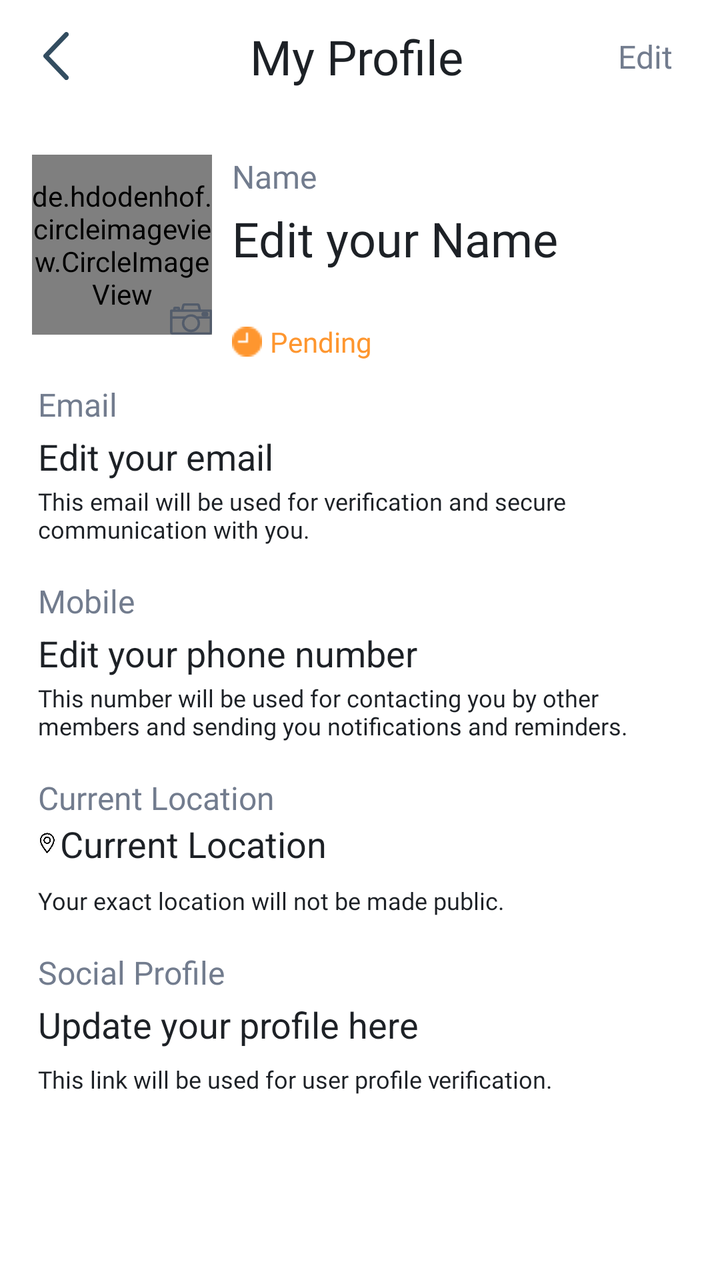
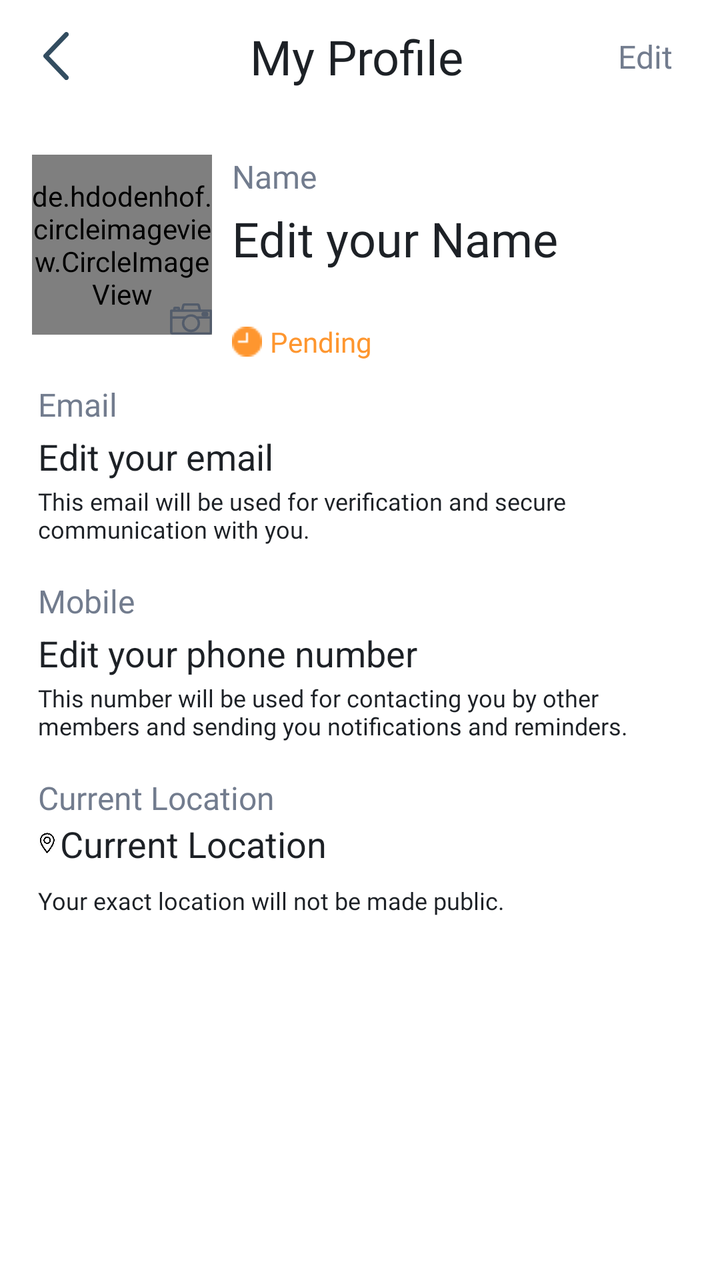

Compare the two renders of this Android layout. The source of the first and the diff that turns it into the second are given below.
<!-- AndroidManifest.xml: application theme Theme.AbraaKaDabraa.App -->
<!-- res/layout/activity_my_profile2.xml -->
<?xml version="1.0" encoding="utf-8"?>
<androidx.constraintlayout.widget.ConstraintLayout xmlns:android="http://schemas.android.com/apk/res/android"
    xmlns:app="http://schemas.android.com/apk/res-auto"
    xmlns:tools="http://schemas.android.com/tools"
    android:layout_width="match_parent"
    android:layout_height="match_parent">

    <androidx.constraintlayout.widget.ConstraintLayout
        android:id="@+id/socialProfilePopUPLayout"
        android:layout_width="match_parent"
        android:layout_height="match_parent"
        android:background="@color/alert_bg_color"
        android:elevation="5dp"
        android:visibility="gone"
        app:layout_constraintBottom_toBottomOf="parent"
        app:layout_constraintEnd_toEndOf="parent"
        app:layout_constraintStart_toStartOf="parent"
        app:layout_constraintTop_toTopOf="parent">

        <androidx.cardview.widget.CardView
            android:id="@+id/successDialog1"
            android:layout_width="350dp"
            android:layout_height="wrap_content"
            android:visibility="visible"
            app:cardBackgroundColor="@color/new_bg_color"
            app:cardCornerRadius="16dp"
            app:layout_constraintBottom_toBottomOf="parent"
            app:layout_constraintEnd_toEndOf="parent"
            app:layout_constraintStart_toStartOf="parent"
            app:layout_constraintTop_toTopOf="parent">

            <androidx.constraintlayout.widget.ConstraintLayout
                android:layout_width="match_parent"
                android:layout_height="match_parent"
                android:background="@drawable/new_bg_theme">

                <ImageView
                    android:id="@+id/imageView11"
                    android:layout_width="25dp"
                    android:layout_height="25dp"
                    android:layout_marginStart="16dp"
                    android:layout_marginTop="16dp"
                    app:layout_constraintStart_toStartOf="parent"
                    app:layout_constraintTop_toTopOf="parent"
                    app:srcCompat="@drawable/ic_back_arrow" />

                <TextView
                    android:id="@+id/textView8111"
                    android:layout_width="0dp"
                    android:layout_height="wrap_content"
                    android:layout_marginStart="16dp"
                    android:layout_marginTop="16dp"
                    android:layout_marginEnd="16dp"
                    android:fontFamily="@font/montserrat_medium"
                    android:gravity="center"
                    android:text="Please enter your profile ID to link \nyour social account to this app"
                    android:textColor="@color/title_color"
                    android:textSize="16sp"
                    app:layout_constraintEnd_toEndOf="parent"
                    app:layout_constraintStart_toStartOf="parent"
                    app:layout_constraintTop_toBottomOf="@+id/imageView11" />

                <EditText
                    android:id="@+id/profileLink"
                    android:layout_width="198.95dp"
                    android:layout_height="41.73dp"
                    android:layout_marginTop="16dp"
                    android:background="@color/white"
                    android:gravity="center"
                    android:maxLines="1"
                    android:hint="Profile link ID"
                    android:padding="2dp"
                    app:layout_constraintEnd_toEndOf="@+id/textView8111"
                    app:layout_constraintStart_toStartOf="@+id/textView8111"
                    app:layout_constraintTop_toBottomOf="@+id/textView8111" />

                <TextView
                    android:id="@+id/okGotItBtn1"
                    android:layout_width="98dp"
                    android:layout_height="36dp"
                    android:layout_marginStart="32dp"
                    android:layout_marginEnd="32dp"
                    android:layout_marginBottom="10dp"
                    android:layout_marginTop="10dp"
                    android:background="@drawable/btn_bg_rounded_rect"
                    android:fontFamily="@font/montserrat_semi_bold"
                    android:gravity="center"
                    android:text="Submit"
                    android:textAllCaps="false"
                    android:textColor="@color/white"
                    android:textSize="16sp"
                    app:layout_constraintBottom_toBottomOf="parent"
                    app:layout_constraintEnd_toEndOf="parent"
                    app:layout_constraintStart_toStartOf="parent"
                    app:layout_constraintTop_toBottomOf="@+id/profileLink"
                    app:layout_constraintVertical_bias="0.38" />
            </androidx.constraintlayout.widget.ConstraintLayout>
        </androidx.cardview.widget.CardView>
    </androidx.constraintlayout.widget.ConstraintLayout>

    <androidx.constraintlayout.widget.ConstraintLayout
        android:id="@+id/successLayout"
        android:layout_width="match_parent"
        android:layout_height="match_parent"
        android:background="@color/alert_bg_color"
        android:visibility="gone"
        android:elevation="5dp">

        <androidx.cardview.widget.CardView
            android:id="@+id/successDialog"
            android:layout_width="284dp"
            android:layout_height="192dp"
            android:visibility="visible"
            app:cardBackgroundColor="@color/new_bg_color"
            app:cardCornerRadius="16dp"
            app:layout_constraintBottom_toBottomOf="parent"
            app:layout_constraintEnd_toEndOf="parent"
            app:layout_constraintStart_toStartOf="parent"
            app:layout_constraintTop_toTopOf="parent">

            <androidx.constraintlayout.widget.ConstraintLayout
                android:layout_width="match_parent"
                android:layout_height="match_parent">

                <TextView
                    android:id="@+id/textView811"
                    android:layout_width="0dp"
                    android:layout_height="wrap_content"
                    android:layout_marginStart="16dp"
                    android:layout_marginTop="24dp"
                    android:layout_marginEnd="16dp"
                    android:gravity="center"
                    android:fontFamily="@font/montserrat_medium"
                    android:textSize="16sp"
                    android:textColor="@color/title_color"
                    android:text="Your profile is successfully submitted for verification. We will take 2 business days to verify. You will receive a notification."
                    app:layout_constraintEnd_toEndOf="parent"
                    app:layout_constraintStart_toStartOf="parent"
                    app:layout_constraintTop_toTopOf="parent" />

                <TextView
                    android:id="@+id/okGotItBtn"
                    android:layout_width="98dp"
                    android:layout_height="36dp"
                    android:layout_marginStart="32dp"
                    android:layout_marginTop="16dp"
                    android:layout_marginEnd="32dp"
                    android:layout_marginBottom="24dp"
                    android:background="@drawable/btn_bg_rounded_rect"
                    android:fontFamily="@font/montserrat_semi_bold"
                    android:gravity="center"
                    android:text="Ok, Got it"
                    android:textAllCaps="false"
                    android:textColor="@color/white"
                    android:textSize="16sp"
                    app:layout_constraintBottom_toBottomOf="parent"
                    app:layout_constraintEnd_toEndOf="parent"
                    app:layout_constraintStart_toStartOf="parent"
                    app:layout_constraintTop_toBottomOf="@+id/textView811" />
            </androidx.constraintlayout.widget.ConstraintLayout>
        </androidx.cardview.widget.CardView>
    </androidx.constraintlayout.widget.ConstraintLayout>

    <androidx.constraintlayout.widget.ConstraintLayout
        android:id="@+id/socialProfileLayout"
        android:layout_width="match_parent"
        android:layout_height="match_parent"
        android:background="@color/alert_bg_color"
        android:elevation="5dp"
        android:visibility="gone"
        app:layout_constraintBottom_toBottomOf="parent"
        app:layout_constraintEnd_toEndOf="parent"
        app:layout_constraintStart_toStartOf="parent"
        app:layout_constraintTop_toTopOf="parent">

        <androidx.constraintlayout.widget.ConstraintLayout
            android:id="@+id/bottomSheet"
            android:layout_width="match_parent"
            android:layout_height="wrap_content"
            android:background="@drawable/bottom_sheet_shape"
            app:cardElevation="8dp"
            app:layout_constraintBottom_toBottomOf="parent"
            app:layout_constraintEnd_toEndOf="parent"
            app:layout_constraintStart_toStartOf="parent">

            <TextView
                android:id="@+id/textView76"
                android:layout_width="56dp"
                android:layout_height="3dp"
                android:layout_marginStart="8dp"
                android:layout_marginTop="8dp"
                android:layout_marginEnd="8dp"
                android:background="@color/hint_color_op_40"
                app:layout_constraintEnd_toEndOf="parent"
                app:layout_constraintStart_toStartOf="parent"
                app:layout_constraintTop_toTopOf="parent" />

            <TextView
                android:id="@+id/textView77"
                android:layout_width="wrap_content"
                android:layout_height="wrap_content"
                android:layout_marginTop="16dp"
                android:fontFamily="@font/montserrat_bold"
                android:text="Share"
                android:textColor="#707070"
                android:textSize="22sp"
                app:layout_constraintEnd_toEndOf="@+id/textView76"
                app:layout_constraintStart_toStartOf="@+id/textView76"
                app:layout_constraintTop_toBottomOf="@+id/textView76" />

            <TextView
                android:id="@+id/textView78"
                android:layout_width="0dp"
                android:layout_height="wrap_content"
                android:layout_marginStart="32dp"
                android:layout_marginTop="16dp"
                android:layout_marginEnd="32dp"
                android:fontFamily="@font/montserrat_regular"
                android:gravity="center"
                android:text="Link your profile with any of the \nbelow platforms"
                android:textColor="#707070"
                android:textSize="@dimen/sp_16"
                app:layout_constraintEnd_toEndOf="parent"
                app:layout_constraintStart_toStartOf="parent"
                app:layout_constraintTop_toBottomOf="@+id/textView77" />

            <TextView
                android:id="@+id/socialProfileHeader"
                android:layout_width="wrap_content"
                android:layout_height="wrap_content"
                android:fontFamily="@font/montserrat_bold"
                android:text="https://www.facebook.com/"
                android:textSize="@dimen/sp_16"
                android:textStyle="bold"
                android:visibility="gone"
                app:layout_constraintEnd_toStartOf="@+id/socialProfileEdt"
                app:layout_constraintStart_toStartOf="@+id/rv_social_links"
                app:layout_constraintTop_toBottomOf="@+id/rv_social_links" />

            <androidx.recyclerview.widget.RecyclerView
                android:id="@+id/rv_social_links"
                android:layout_width="0dp"
                android:layout_height="wrap_content"
                android:layout_marginStart="8dp"
                android:layout_marginTop="8dp"
                android:layout_marginEnd="16dp"
                android:layout_marginBottom="24dp"
                app:layout_constraintBottom_toBottomOf="parent"
                app:layout_constraintEnd_toEndOf="parent"
                app:layout_constraintStart_toStartOf="parent"
                app:layout_constraintTop_toBottomOf="@+id/textView78" />

            <TextView
                android:id="@+id/submitBtn"
                android:layout_width="120dp"
                android:layout_height="48dp"
                android:layout_marginStart="16dp"
                android:layout_marginTop="16dp"
                android:layout_marginEnd="16dp"
                android:layout_marginBottom="16dp"
                android:background="@drawable/btn_bg_rounded_rect"
                android:fontFamily="@font/montserrat_semi_bold"
                android:gravity="center"
                android:text="Submit"
                android:textAllCaps="false"
                android:textColor="@color/white"
                android:textSize="14sp"
                android:visibility="gone"
                app:layout_constraintBottom_toBottomOf="parent"
                app:layout_constraintEnd_toEndOf="parent"
                app:layout_constraintStart_toStartOf="parent"
                app:layout_constraintTop_toBottomOf="@+id/socialProfileEdt" />

            <EditText
                android:id="@+id/socialProfileEdt"
                android:layout_width="0dp"
                android:layout_height="wrap_content"
                android:layout_marginStart="2dp"
                android:layout_marginEnd="8dp"
                android:ems="10"
                android:hint="Enter Profile"
                android:inputType="textPersonName"
                android:textSize="18sp"
                android:visibility="gone"
                app:layout_constraintBottom_toBottomOf="@+id/socialProfileHeader"
                app:layout_constraintEnd_toEndOf="parent"
                app:layout_constraintStart_toEndOf="@+id/socialProfileHeader"
                app:layout_constraintTop_toTopOf="@+id/socialProfileHeader" />

        </androidx.constraintlayout.widget.ConstraintLayout>

    </androidx.constraintlayout.widget.ConstraintLayout>

    <ImageView
        android:id="@+id/ivBack"
        android:layout_width="24dp"
        android:layout_height="24dp"
        android:layout_marginStart="16dp"
        android:layout_marginTop="16dp"
        app:layout_constraintStart_toStartOf="parent"
        app:layout_constraintTop_toTopOf="parent"
        app:srcCompat="@drawable/ic_back_arrow" />

    <TextView
        android:id="@+id/textView82"
        android:layout_width="0dp"
        android:layout_height="wrap_content"
        android:layout_marginStart="16dp"
        android:layout_marginEnd="8dp"
        android:fontFamily="@font/montserrat_bold"
        android:gravity="center"
        android:text="My Profile"
        android:textColor="#1D2126"
        android:textSize="24sp"
        app:layout_constraintBottom_toBottomOf="@+id/ivBack"
        app:layout_constraintEnd_toStartOf="@+id/editProfile"
        app:layout_constraintStart_toEndOf="@+id/ivBack"
        app:layout_constraintTop_toTopOf="@+id/ivBack" />

    <TextView
        android:id="@+id/editProfile"
        android:layout_width="0dp"
        android:layout_height="wrap_content"
        android:layout_marginEnd="24dp"
        android:fontFamily="@font/montserrat_medium"
        android:gravity="center"
        android:text="Edit"
        android:textColor="#727C8E"
        android:textSize="@dimen/sp_16"
        app:layout_constraintBottom_toBottomOf="@+id/ivBack"
        app:layout_constraintEnd_toEndOf="parent"
        app:layout_constraintTop_toTopOf="@+id/ivBack" />

    <FrameLayout
        android:id="@+id/frameLayout2"
        android:layout_width="0dp"
        android:layout_height="wrap_content"
        android:layout_marginStart="16dp"
        android:layout_marginTop="33dp"
        app:layout_constraintStart_toStartOf="parent"
        app:layout_constraintTop_toBottomOf="@+id/textView82">

        <de.hdodenhof.circleimageview.CircleImageView
            android:id="@+id/profilePic"
            android:layout_width="90dp"
            android:layout_height="90dp"
            android:src="@drawable/ic_profile" />

        <ImageView
            android:id="@+id/uploadImage"
            android:layout_width="wrap_content"
            android:layout_height="wrap_content"
            android:layout_gravity="bottom|right"
            android:elevation="4dp"
            android:enabled="false"
            app:srcCompat="@drawable/ic_camera_profile" />

    </FrameLayout>

    <TextView
        android:id="@+id/textView120"
        android:layout_width="0dp"
        android:layout_height="wrap_content"
        android:layout_marginStart="10dp"
        android:layout_marginEnd="24dp"
        android:fontFamily="@font/montserrat_medium"
        android:text="Name"
        android:textColor="#727C8E"
        android:textSize="@dimen/sp_16"
        app:layout_constraintEnd_toEndOf="parent"
        app:layout_constraintStart_toEndOf="@+id/frameLayout2"
        app:layout_constraintTop_toTopOf="@+id/frameLayout2" />

    <EditText
        android:id="@+id/nameEdit"
        android:layout_width="0dp"
        android:layout_height="wrap_content"
        android:layout_marginTop="4dp"
        android:layout_marginEnd="8dp"
        android:background="@color/transparent"
        android:enabled="false"
        android:fontFamily="@font/montserrat_bold"
        android:hint="Edit your Name"
        android:maxLength="15"
        android:maxLines="1"
        android:textColor="#1D2126"
        android:textColorHint="#1D2126"
        android:textSize="24sp"
        app:layout_constraintEnd_toEndOf="parent"
        app:layout_constraintHorizontal_bias="0.0"
        app:layout_constraintStart_toStartOf="@+id/textView120"
        app:layout_constraintTop_toBottomOf="@+id/textView120" />

    <View
        android:layout_width="0dp"
        android:layout_height="1dp"
        android:background="@color/grey_font"
        app:layout_constraintEnd_toEndOf="@+id/nameEdit"
        app:layout_constraintStart_toStartOf="@+id/nameEdit"
        app:layout_constraintTop_toBottomOf="@+id/nameEdit" />

    <TextView
        android:id="@+id/profileStatus"
        android:layout_width="0dp"
        android:layout_height="wrap_content"
        android:layout_marginStart="4dp"
        android:layout_marginEnd="24dp"
        android:fontFamily="@font/montserrat_semi_bold"
        android:text="Pending"
        android:textColor="#FE962F"
        app:layout_constraintBottom_toBottomOf="@+id/profileStatusImage"
        app:layout_constraintEnd_toEndOf="parent"
        app:layout_constraintStart_toEndOf="@+id/profileStatusImage"
        app:layout_constraintTop_toTopOf="@+id/profileStatusImage" />

    <LinearLayout
        android:id="@+id/linearLayout6"
        android:layout_width="match_parent"
        android:layout_height="wrap_content"
        android:layout_marginStart="19dp"
        android:layout_marginTop="24dp"
        android:layout_marginEnd="24dp"
        android:orientation="vertical"
        app:layout_constraintEnd_toEndOf="parent"
        app:layout_constraintStart_toStartOf="parent"
        app:layout_constraintTop_toBottomOf="@+id/frameLayout2">

        <LinearLayout
            android:layout_width="match_parent"
            android:layout_height="wrap_content"
            android:orientation="vertical">

            <TextView
                android:layout_width="wrap_content"
                android:layout_height="wrap_content"
                android:fontFamily="@font/montserrat_medium"
                android:text="Email"
                android:textColor="#727C8E"
                android:textSize="@dimen/sp_16" />

            <EditText
                android:id="@+id/emailEdit"
                android:layout_width="match_parent"
                android:layout_height="wrap_content"
                android:layout_marginTop="3dp"
                android:background="@color/transparent"
                android:enabled="false"
                android:hint="Edit your email"
                android:inputType="textEmailAddress"
                android:textColorHint="#1D2126"
                android:textSize="18sp" />

            <View
                android:layout_width="match_parent"
                android:layout_height="1dp"
                android:background="@color/grey_font" />

            <TextView
                android:layout_width="match_parent"
                android:layout_height="wrap_content"
                android:layout_marginTop="1dp"
                android:fontFamily="@font/montserrat_medium"
                android:text="This email will be used for verification and secure communication with you."
                android:textColor="#1D2126"
                android:textSize="12sp" />
        </LinearLayout>

        <LinearLayout
            android:layout_width="match_parent"
            android:layout_height="wrap_content"
            android:layout_marginTop="17dp"
            android:orientation="vertical">

            <TextView
                android:layout_width="wrap_content"
                android:layout_height="wrap_content"
                android:fontFamily="@font/montserrat_medium"
                android:text="Mobile"
                android:textColor="#727C8E"
                android:textSize="@dimen/sp_16" />

            <EditText
                android:id="@+id/phoneEdit"
                android:layout_width="match_parent"
                android:layout_height="wrap_content"
                android:layout_marginTop="3dp"
                android:background="@color/transparent"
                android:enabled="false"
                android:hint="Edit your phone number"
                android:inputType="phone"
                android:textColorHint="#1D2126"
                android:textSize="18sp" />

            <View
                android:layout_width="match_parent"
                android:layout_height="1dp"
                android:background="@color/grey_font" />

            <TextView
                android:layout_width="match_parent"
                android:layout_height="wrap_content"
                android:layout_marginTop="1dp"
                android:fontFamily="@font/montserrat_medium"
                android:text="This number will be used for contacting you by other members and sending you notifications and reminders."
                android:textColor="#1D2126"
                android:textSize="12sp" />
        </LinearLayout>

        <LinearLayout
            android:layout_width="match_parent"
            android:layout_height="wrap_content"
            android:layout_marginTop="17dp"
            android:orientation="vertical">

            <TextView
                android:layout_width="wrap_content"
                android:layout_height="wrap_content"
                android:fontFamily="@font/montserrat_medium"
                android:text="Current Location"
                android:textColor="#727C8E"
                android:textSize="@dimen/sp_16" />

            <LinearLayout
                android:layout_width="match_parent"
                android:layout_height="wrap_content"
                android:orientation="horizontal">

                <ImageView
                    android:layout_width="9dp"
                    android:layout_height="13dp"
                    android:layout_gravity="center"
                    android:src="@drawable/ic_location" />

                <EditText
                    android:id="@+id/locationEdit"
                    android:layout_width="match_parent"
                    android:layout_height="wrap_content"
                    android:layout_marginStart="2dp"
                    android:background="@color/transparent"
                    android:enabled="false"
                    android:hint="Current Location"
                    android:textColorHint="#1D2126"
                    android:textSize="18sp" />
            </LinearLayout>


            <View
                android:layout_width="match_parent"
                android:layout_height="1dp"
                android:background="@color/grey_font" />

            <TextView
                android:layout_width="match_parent"
                android:layout_height="wrap_content"
                android:layout_marginTop="7dp"
                android:fontFamily="@font/montserrat_medium"
                android:text="Your exact location will not be made public."
                android:textColor="#1D2126"
                android:textSize="12sp" />
        </LinearLayout>

        <LinearLayout
            android:layout_width="match_parent"
            android:layout_height="wrap_content"
            android:layout_marginTop="17dp"
            android:orientation="vertical">

            <TextView
                android:layout_width="wrap_content"
                android:layout_height="wrap_content"
                android:fontFamily="@font/montserrat_medium"
                android:text="Social Profile"
                android:textColor="#727C8E"
                android:textSize="@dimen/sp_16" />

            <TextView
                android:id="@+id/instaEdit"
                android:layout_width="match_parent"
                android:layout_height="wrap_content"
                android:layout_marginTop="3dp"
                android:background="@color/transparent"
                android:enabled="false"
                android:text="Update your profile here"
                android:textColor="#1D2126"
                android:textSize="18sp" />

            <TextView
                android:layout_width="match_parent"
                android:layout_height="wrap_content"
                android:layout_marginTop="7dp"
                android:fontFamily="@font/montserrat_medium"
                android:text="This link will be used for user profile verification."
                android:textColor="#1D2126"
                android:textSize="12sp" />
        </LinearLayout>
    </LinearLayout>

    <ImageView
        android:id="@+id/profileStatusImage"
        android:layout_width="wrap_content"
        android:layout_height="wrap_content"
        android:layout_marginTop="15dp"
        android:src="@drawable/pending_icon"
        app:layout_constraintBottom_toTopOf="@+id/linearLayout6"
        app:layout_constraintStart_toStartOf="@+id/nameEdit"
        app:layout_constraintTop_toBottomOf="@+id/nameEdit" />

    <TextView
        android:id="@+id/saveBtn"
        android:layout_width="0dp"
        android:layout_height="48dp"
        android:layout_marginStart="16dp"
        android:layout_marginEnd="16dp"
        android:layout_marginBottom="8dp"
        android:visibility="gone"
        android:background="@drawable/btn_bg_rounded_rect"
        android:fontFamily="@font/montserrat_semi_bold"
        android:gravity="center"
        android:text="Save"
        android:textAllCaps="false"
        android:textColor="@color/white"
        android:textSize="@dimen/sp_16"
        app:layout_constraintBottom_toBottomOf="parent"
        app:layout_constraintEnd_toEndOf="parent"
        app:layout_constraintStart_toStartOf="parent" />


</androidx.constraintlayout.widget.ConstraintLayout>
<!-- resources referenced by this layout -->
<resources>
  <color name="alert_bg_color">#B3000000</color>
  <color name="hint_color_op_40">#50929292</color>
  <color name="new_bg_color">#F5F5F7</color>
  <color name="title_color">#535C6B</color>
  <color name="transparent">#00000000</color>
  <color name="white">#FFFFFFFF</color>
  <dimen name="sp_16">16sp</dimen>
  <!-- drawable bottom_sheet_shape (drawable) -->
  <shape xmlns:android="http://schemas.android.com/apk/res/android"
      android:shape="rectangle">
  
      <solid android:color="@color/white" />
  
      <corners android:topLeftRadius="16dp"
          android:topRightRadius="16dp"/>
  
  </shape>
  <!-- drawable btn_bg_rounded_rect (drawable) -->
  <shape xmlns:android="http://schemas.android.com/apk/res/android"
      android:shape="rectangle">
  
      <solid android:color="@color/new_button_color" />
  
      <corners android:radius="8dp" />
  
  </shape>
  <!-- drawable ic_back_arrow (drawable) -->
  <vector android:height="44.5704dp" android:viewportHeight="18.571"
      android:viewportWidth="10" android:width="24dp" xmlns:android="http://schemas.android.com/apk/res/android">
      <path android:fillColor="#334d60" android:pathData="M0.265,9.949 L8.433,18.3a0.906,0.906 0,0 0,1.3 0,0.951 0.951,0 0,0 0,-1.325L2.212,9.286 9.73,1.6a0.952,0.952 0,0 0,0 -1.326,0.906 0.906,0 0,0 -1.3,0L0.265,8.623A0.962,0.962 0,0 0,0.265 9.949Z"/>
  </vector>
  <!-- drawable ic_profile (drawable) -->
  <vector xmlns:android="http://schemas.android.com/apk/res/android"
      android:width="22dp"
      android:height="25dp"
      android:viewportWidth="22"
      android:viewportHeight="25">
    <path
        android:pathData="M15,8a4,4 0,1 1,-4 -4A4,4 0,0 1,15 8ZM13,8a2,2 0,1 1,-2 -2A2,2 0,0 1,13 8Z"
        android:fillColor="#535c6b"
        android:fillType="evenOdd"/>
    <path
        android:pathData="M11,0A11,11 0,1 0,22 11,11 11,0 0,0 11,0ZM2,11a8.961,8.961 0,0 0,1.908 5.542,9 9,0 0,1 14.249,-0.083A9,9 0,1 0,2 11ZM11,20a8.963,8.963 0,0 1,-5.672 -2.012,7 7,0 0,1 11.426,-0.067A8.964,8.964 0,0 1,11 20Z"
        android:fillColor="#535c6b"
        android:fillType="evenOdd"/>
  </vector>
  <!-- drawable new_bg_theme (drawable) -->
  <shape xmlns:android="http://schemas.android.com/apk/res/android" android:shape="rectangle" >
      <gradient
          android:startColor="#FFFFFF"
          android:endColor="#E4FAFF"
          android:angle="90"/>
  </shape>
  <style name="Theme.AbraaKaDabraa.App" parent="Theme.MaterialComponents.Light.DarkActionBar">
          <item name="colorPrimary">@color/theme_color</item>
          <item name="colorPrimaryVariant">@color/theme_color</item>
          <item name="colorOnPrimary">@color/theme_color</item>
      </style>
  <color name="new_button_color">#2D7A76</color>
  <color name="theme_color">#416D49</color>
  <!-- unchanged entries left out for length: 3 -->
</resources>

<!-- the commit's change to res/layout/activity_my_profile2.xml (unified diff, before → after) -->
@@ -563,7 +563,8 @@
             android:layout_width="match_parent"
             android:layout_height="wrap_content"
             android:layout_marginTop="17dp"
-            android:orientation="vertical">
+            android:orientation="vertical"
+            android:visibility="invisible">
 
             <TextView
                 android:layout_width="wrap_content"
